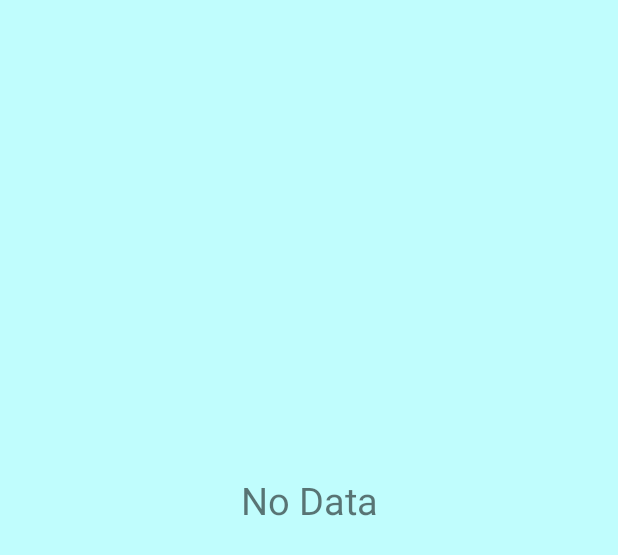
After one commit to lavalike/adapter, an Android app: the layout item_empty_layout.xml on its own in the app's theme, with its tools: preview values and no code run, on a phone screen of 412 x 824 dp. The commit adds this screen. Shown: the top 555 px of the screen. Run offline under Robolectric (Android 15) with nearby library versions, the phone set to English and light mode, and no system bars.

Commit message:
支持添加空视图

```diff
--- /dev/null
+++ b/app/src/main/res/layout/item_empty_layout.xml
@@ -0,0 +1,19 @@
+<?xml version="1.0" encoding="utf-8"?>
+<androidx.constraintlayout.widget.ConstraintLayout xmlns:android="http://schemas.android.com/apk/res/android"
+    xmlns:app="http://schemas.android.com/apk/res-auto"
+    android:layout_width="match_parent"
+    android:layout_height="match_parent"
+    android:background="#99ff">
+
+    <TextView
+        android:layout_width="wrap_content"
+        android:layout_height="wrap_content"
+        android:text="No Data"
+        android:textSize="25sp"
+        app:layout_constraintBottom_toBottomOf="parent"
+        app:layout_constraintEnd_toEndOf="parent"
+        app:layout_constraintStart_toStartOf="parent"
+        app:layout_constraintTop_toTopOf="parent"
+        app:layout_constraintVertical_bias="0.4" />
+
+</androidx.constraintlayout.widget.ConstraintLayout>
```
Also changed, not shown: adapter/src/main/java/com/dimeno/adapter/RecyclerAdapter.java (+18 -0 lines), app/src/main/java/com/dimeno/adapter/sample/MainActivity.java (+13 -12 lines).
